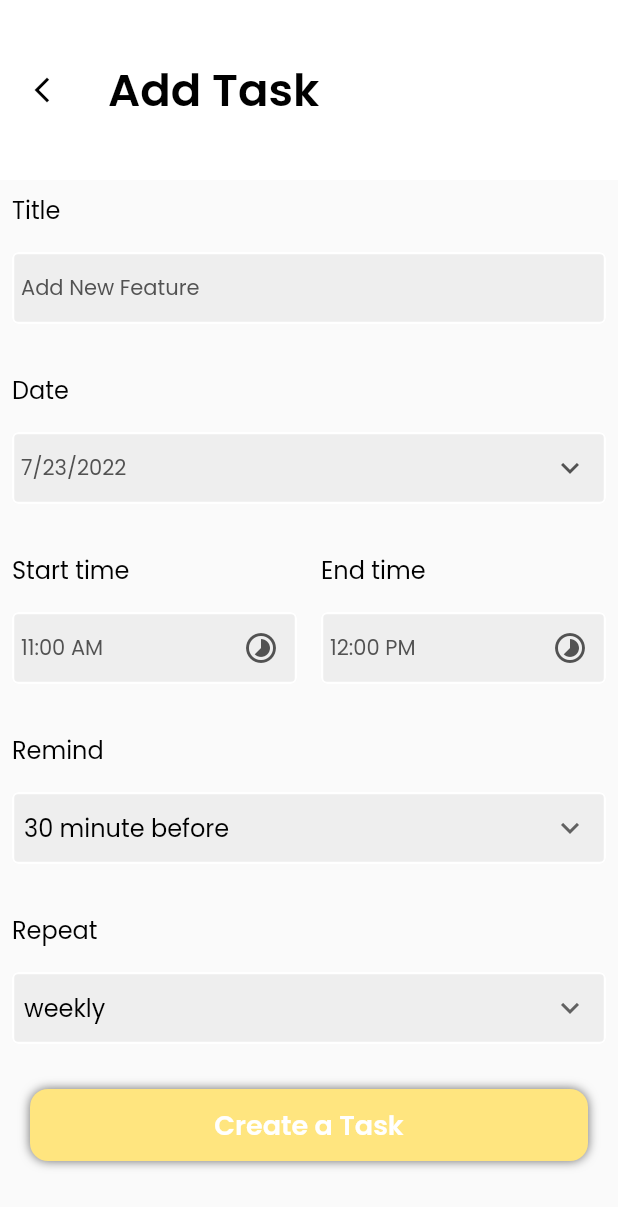
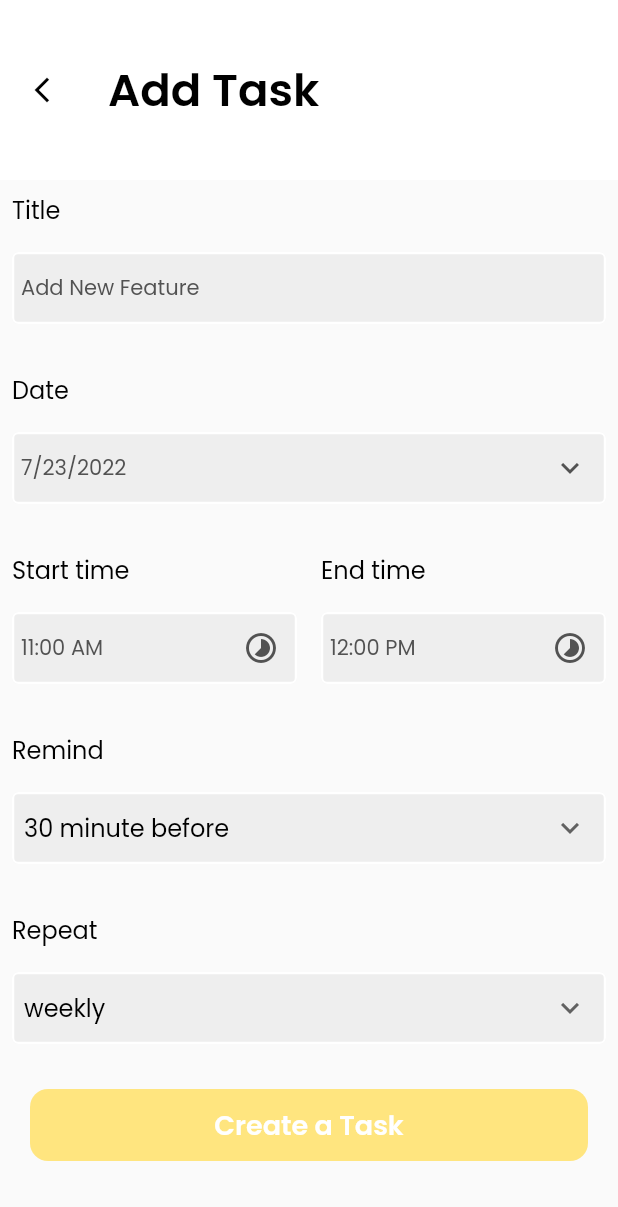
Before and after one commit to AhmedMahmoud3030/todo_app, a Flutter app: the screen it shows after launch, tab 2 chosen, after a tap on "Add a Task", on a phone screen of 412 x 824 dp. Shown: the top 1207 px of the screen. Run offline on Flutter 3.47's test engine with Material 2 defaults, Android fonts, the phone set to English and light mode, and no system bars; our stand-ins replace conditional_builder_null_safety, equatable, flutter_bloc, flutter_native_timezone, sqflite, timezone; missing offline and left inert: add_2_calendar, alarm_calendar, device_calendar; accounts and stored records are empty.

Commit message:
add schedule functios

```diff
--- a/lib/resources/theme_manager.dart
+++ b/lib/resources/theme_manager.dart
@@ -54,7 +54,7 @@ ThemeData getApplicationTheme() {
         ),
         surfaceTintColor: Colors.transparent,
         onPrimary: Colors.transparent,
-        elevation: 0,
+        elevation: 20,
         primary: Colors.transparent,
         onSurface: Colors.transparent,
         shadowColor: Colors.transparent,
--- a/lib/screens/add_task.dart
+++ b/lib/screens/add_task.dart
@@ -286,11 +286,31 @@ class AddTask extends StatelessWidget {
                             boxShadow: <BoxShadow>[
                               BoxShadow(
                                   color: Color.fromRGBO(
-                                      0, 0, 0, 0.57), //shadow for button
+                                      0, 0, 0, 0), //shadow for button
                                   blurRadius: 5) //blur radius of shadow
                             ],
                           ),
                           child: ElevatedButton(
+                              style: ButtonStyle(
+                                overlayColor:
+                                    MaterialStateProperty.resolveWith<Color>(
+                                        (states) => Colors.transparent),
+                                surfaceTintColor:
+                                    MaterialStateProperty.resolveWith<Color>(
+                                        (states) => Colors.transparent),
+                                shadowColor:
+                                    MaterialStateProperty.resolveWith<Color>(
+                                        (states) => Colors.transparent),
+                                foregroundColor:
+                                    MaterialStateProperty.resolveWith<Color>(
+                                        (states) => Colors.transparent),
+                                elevation:
+                                    MaterialStateProperty.resolveWith<double>(
+                                        (states) => 0),
+                                backgroundColor:
+                                    MaterialStateProperty.resolveWith<Color>(
+                                        (states) => Colors.transparent),
+                              ),
                               onPressed: () async {
                                 if (formKey.currentState!.validate()) {
                                   cubit.addData();
--- a/lib/screens/home_view.dart
+++ b/lib/screens/home_view.dart
@@ -125,6 +125,23 @@ class HomeView extends StatelessWidget {
                       ],
                     ),
                     child: ElevatedButton(
+                      style: ButtonStyle(
+                        overlayColor: MaterialStateProperty.resolveWith<Color>(
+                            (states) => Colors.transparent),
+                        surfaceTintColor:
+                            MaterialStateProperty.resolveWith<Color>(
+                                (states) => Colors.transparent),
+                        shadowColor: MaterialStateProperty.resolveWith<Color>(
+                            (states) => Colors.transparent),
+                        foregroundColor:
+                            MaterialStateProperty.resolveWith<Color>(
+                                (states) => Colors.transparent),
+                        elevation: MaterialStateProperty.resolveWith<double>(
+                            (states) => 0),
+                        backgroundColor:
+                            MaterialStateProperty.resolveWith<Color>(
+                                (states) => Colors.transparent),
+                      ),
                       onPressed: () async {
                         Navigator.pushNamed(context, Routes.addTaskRoute);
                       },
```
